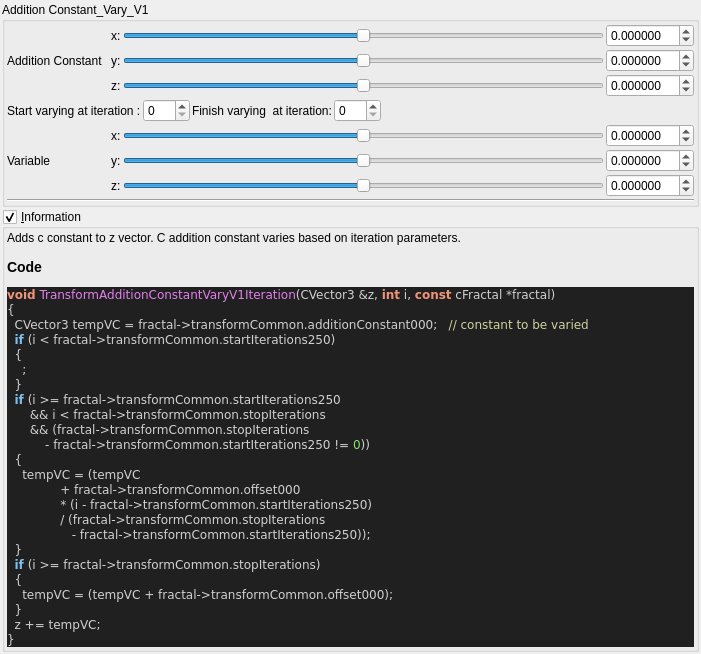
The window that mandelbulber2/qt_data/fractal_transf_addition_constant_varyV1.ui (buddhi1980/mandelbulber2) describes before a commit, drawn with Qt 5.
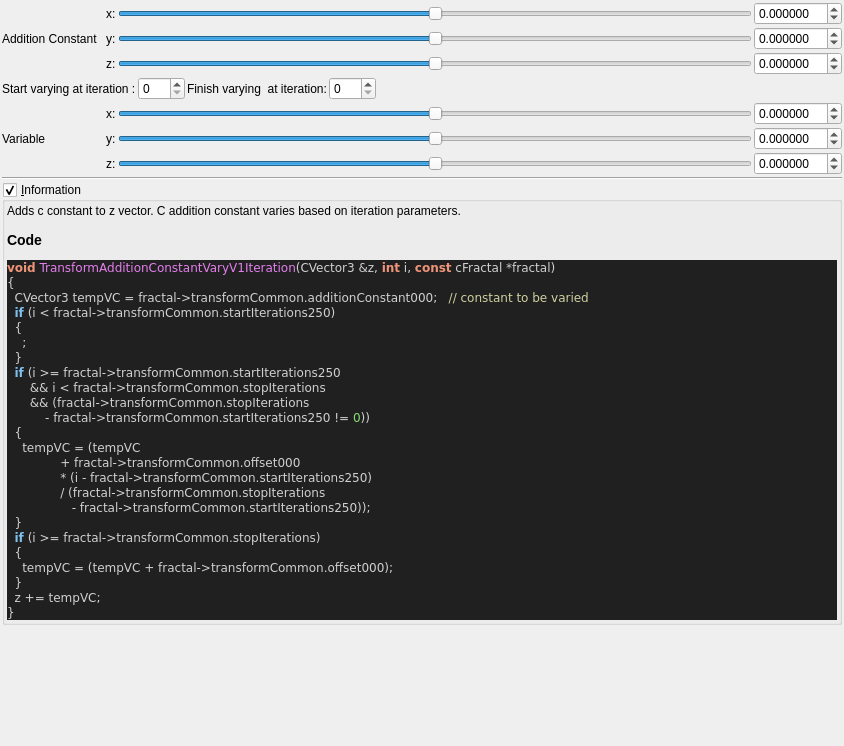
The same window after the commit. Custom widgets are drawn as their Qt base class.

Diff of the .ui file:
```diff
--- a/mandelbulber2/qt_data/fractal_transf_addition_constant_varyV1.ui
+++ b/mandelbulber2/qt_data/fractal_transf_addition_constant_varyV1.ui
@@ -6,8 +6,8 @@
    <rect>
     <x>0</x>
     <y>0</y>
-    <width>701</width>
-    <height>574</height>
+    <width>844</width>
+    <height>746</height>
    </rect>
   </property>
   <property name="windowTitle">
@@ -30,30 +30,6 @@
     <number>2</number>
    </property>
    <item>
-    <widget class="QGroupBox" name="groupBox">
-     <property name="title">
-      <string>Addition Constant_Vary_V1</string>
-     </property>
-     <property name="checkable">
-      <bool>false</bool>
-     </property>
-     <layout class="QVBoxLayout" name="verticalLayout_25" stretch="0,0">
-      <property name="spacing">
-       <number>2</number>
-      </property>
-      <property name="leftMargin">
-       <number>2</number>
-      </property>
-      <property name="topMargin">
-       <number>2</number>
-      </property>
-      <property name="rightMargin">
-       <number>2</number>
-      </property>
-      <property name="bottomMargin">
-       <number>2</number>
-      </property>
-      <item>
        <layout class="QGridLayout" name="gridLayout_44">
         <property name="spacing">
          <number>2</number>
@@ -478,9 +454,6 @@
         <property name="orientation">
          <enum>Qt::Horizontal</enum>
         </property>
-       </widget>
-      </item>
-     </layout>
     </widget>
    </item>
    <item>
```
Lines whose indentation alone changed are shown as unchanged.
